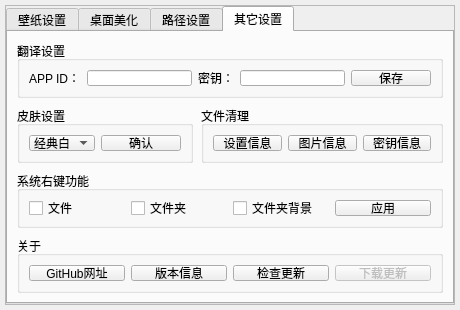
This is src/dialog.ui in yjmthu/Neobox as Qt 5 draws it before an edit. The edited form follows.
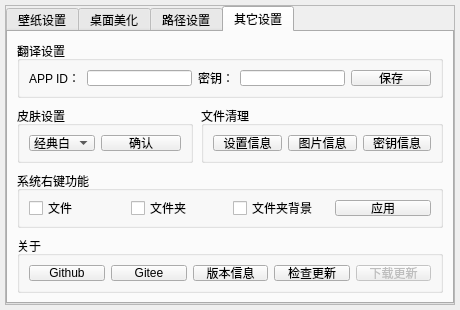
This is the edited form. The open tabs and pages were chosen to show the change. Icons and pictures are not drawn.

```diff
--- a/src/dialog.ui
+++ b/src/dialog.ui
@@ -1589,13 +1589,23 @@
                 <string notr="true"/>
                </property>
                <property name="text">
-                <string>GitHub网址</string>
+                <string>Github</string>
                </property>
                <property name="flat">
                 <bool>false</bool>
                </property>
               </widget>
              </item>
+             <item>
+              <widget class="QPushButton" name="pushButton_14">
+               <property name="toolTip">
+                <string>https://gitee.com/yjmthu/Speed-Box</string>
+               </property>
+               <property name="text">
+                <string>Gitee</string>
+               </property>
+              </widget>
+             </item>
              <item>
               <widget class="QPushButton" name="pushButton_13">
                <property name="text">
```
